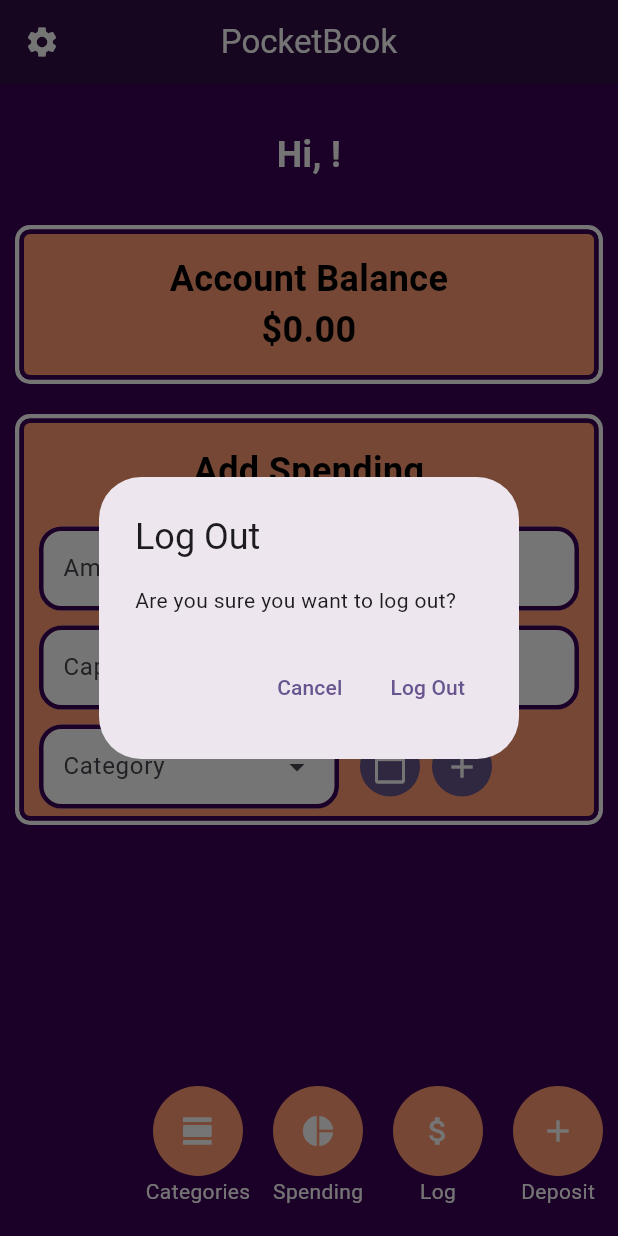
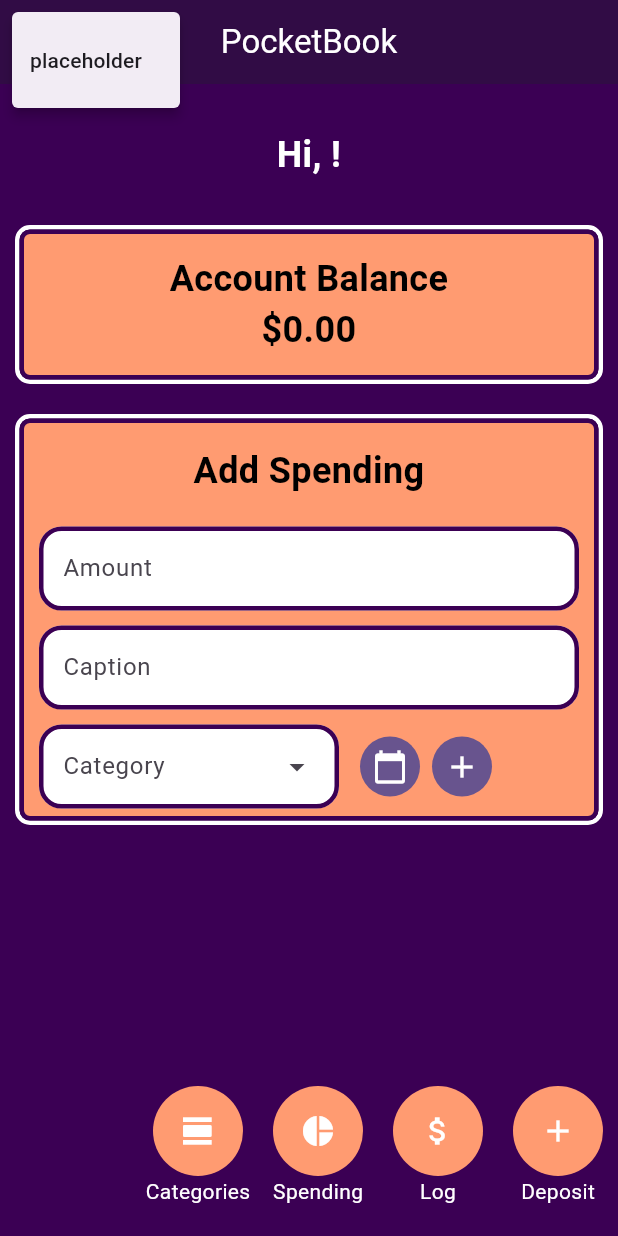
Before and after one commit to Cos229-239/2025_09_Team3, a Flutter app: the HomeScreenState screen opened directly, after a tap on the "settings" icon, on a phone screen of 412 x 824 dp. Run offline on Flutter 3.47's test engine with Material 3 defaults, Android fonts, the phone set to English and light mode, and no system bars; our stand-ins replace fl_chart, flutter_colorpicker, shared_preferences, sqflite; missing offline and left inert: bcrypt; accounts and stored records are empty.

Commit message:
Initial placeholder values set up within the settings button Not enough time today to get that much done

```diff
--- a/pocketbook/lib/home_screen.dart
+++ b/pocketbook/lib/home_screen.dart
@@ -162,12 +162,23 @@
         //Top bar across screen
         title: Text('PocketBook'),
         centerTitle: true,
-        leading: IconButton(
+        leading: PopupMenuButton<String>(
           icon: Icon(Icons.settings),
-          tooltip: 'Setting Icon',
-          onPressed: () {
-            logout();
+          tooltip: 'User Settings',
+          onSelected: (String selection) {
+
+            switch (selection) {
+              case "" : return; // case [text] : function();
+            }
           },
+          itemBuilder: (BuildContext context) => <PopupMenuEntry<String>> [
+            const PopupMenuItem<String>(
+              value: "placeholder",
+              child: Text("placeholder"))
+          ],
+          // onPressed: () {
+          //   logout();
+          // },
         ),
         backgroundColor: const Color(0xFF280039),
         foregroundColor: Colors.white,
```
